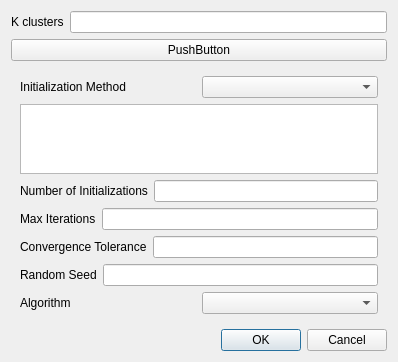
Qt form src/wiser/gui/ui_files/kmeans_dialog.ui (Ehlmann-research-group/WISER) before a commit.
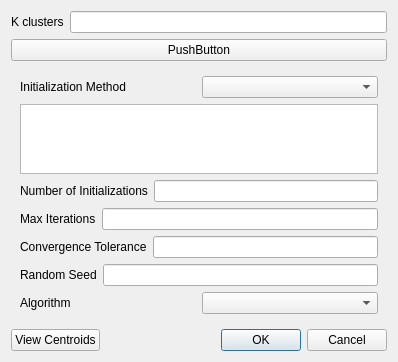
The same form after that commit.

Commit message: feat: Added view centroids button to k means dialog

What changed in the file:
```diff
--- a/src/wiser/gui/ui_files/kmeans_dialog.ui
+++ b/src/wiser/gui/ui_files/kmeans_dialog.ui
@@ -7,7 +7,7 @@
     <x>0</x>
     <y>0</y>
     <width>398</width>
-    <height>293</height>
+    <height>348</height>
    </rect>
   </property>
   <property name="windowTitle">
@@ -157,6 +157,28 @@
     </spacer>
    </item>
    <item>
+    <layout class="QHBoxLayout" name="hlayout_button_box">
+     <item>
+      <widget class="QPushButton" name="btn_view_centroids">
+       <property name="text">
+        <string>View Centroids</string>
+       </property>
+      </widget>
+     </item>
+     <item>
+      <spacer name="hspacer_bottom">
+       <property name="orientation">
+        <enum>Qt::Horizontal</enum>
+       </property>
+       <property name="sizeHint" stdset="0">
+        <size>
+         <width>40</width>
+         <height>20</height>
+        </size>
+       </property>
+      </spacer>
+     </item>
+     <item>
     <widget class="QDialogButtonBox" name="buttonBox">
      <property name="orientation">
       <enum>Qt::Horizontal</enum>
@@ -165,6 +187,8 @@
       <set>QDialogButtonBox::Cancel|QDialogButtonBox::Ok</set>
      </property>
     </widget>
+     </item>
+    </layout>
    </item>
   </layout>
  </widget>
```
Lines whose indentation alone changed are shown as unchanged.
